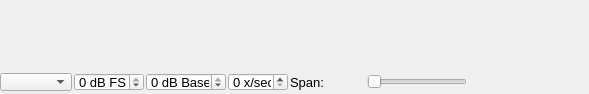
This is application/spectrumwidget.ui in oldscienceguy/PebbleSDR as Qt 5 draws it before an edit. The edited form follows.
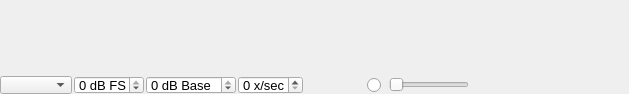
This is the edited form.

Commit message:
Major update to zoomed spectrum
Previous attempts of switching to hi-res zoomed spectrum automatically didn't work well at high sample rates.  Now we have an explicit hi-res button to do it.

Diff of the .ui file:
```diff
--- a/application/spectrumwidget.ui
+++ b/application/spectrumwidget.ui
@@ -6,7 +6,7 @@
    <rect>
     <x>0</x>
     <y>0</y>
-    <width>577</width>
+    <width>629</width>
     <height>94</height>
    </rect>
   </property>
@@ -185,13 +185,13 @@
         <property name="minimumSize">
          <size>
           <width>0</width>
-          <height>24</height>
+          <height>0</height>
          </size>
         </property>
         <property name="maximumSize">
          <size>
           <width>16777215</width>
-          <height>24</height>
+          <height>16777215</height>
          </size>
         </property>
         <property name="frameShape">
@@ -218,6 +218,12 @@
          </property>
          <item>
           <widget class="QComboBox" name="displayBox">
+           <property name="minimumSize">
+            <size>
+             <width>0</width>
+             <height>18</height>
+            </size>
+           </property>
            <property name="maximumSize">
             <size>
              <width>90</width>
@@ -236,7 +242,7 @@
            <property name="minimumSize">
             <size>
              <width>0</width>
-             <height>0</height>
+             <height>18</height>
             </size>
            </property>
            <property name="maximumSize">
@@ -274,13 +280,13 @@
           <widget class="QSpinBox" name="minDbBox">
            <property name="minimumSize">
             <size>
-             <width>0</width>
-             <height>0</height>
+             <width>90</width>
+             <height>18</height>
             </size>
            </property>
            <property name="maximumSize">
             <size>
-             <width>80</width>
+             <width>90</width>
              <height>18</height>
             </size>
            </property>
@@ -311,9 +317,15 @@
          </item>
          <item>
           <widget class="QSpinBox" name="updatesPerSec">
+           <property name="minimumSize">
+            <size>
+             <width>65</width>
+             <height>18</height>
+            </size>
+           </property>
            <property name="maximumSize">
             <size>
-             <width>60</width>
+             <width>65</width>
              <height>18</height>
             </size>
            </property>
@@ -334,13 +346,13 @@
           <widget class="QLabel" name="zoomLabel">
            <property name="minimumSize">
             <size>
-             <width>75</width>
-             <height>0</height>
+             <width>60</width>
+             <height>18</height>
             </size>
            </property>
            <property name="maximumSize">
             <size>
-             <width>75</width>
+             <width>60</width>
              <height>18</height>
             </size>
            </property>
@@ -350,7 +362,31 @@
             </font>
            </property>
            <property name="text">
-            <string>Span:</string>
+            <string/>
+           </property>
+          </widget>
+         </item>
+         <item>
+          <widget class="QRadioButton" name="hiResButton">
+           <property name="minimumSize">
+            <size>
+             <width>20</width>
+             <height>18</height>
+            </size>
+           </property>
+           <property name="maximumSize">
+            <size>
+             <width>20</width>
+             <height>18</height>
+            </size>
+           </property>
+           <property name="font">
+            <font>
+             <pointsize>10</pointsize>
+            </font>
+           </property>
+           <property name="text">
+            <string/>
            </property>
           </widget>
          </item>
@@ -358,8 +394,8 @@
           <widget class="QSlider" name="zoomSlider">
            <property name="minimumSize">
             <size>
-             <width>100</width>
-             <height>0</height>
+             <width>80</width>
+             <height>18</height>
             </size>
            </property>
            <property name="maximumSize">
@@ -398,7 +434,7 @@
            <property name="sizeHint" stdset="0">
             <size>
              <width>0</width>
-             <height>20</height>
+             <height>18</height>
             </size>
            </property>
           </spacer>
@@ -413,7 +449,7 @@
            </property>
            <property name="minimumSize">
             <size>
-             <width>120</width>
+             <width>80</width>
              <height>18</height>
             </size>
            </property>
```
The commit also changes 2 other files.
